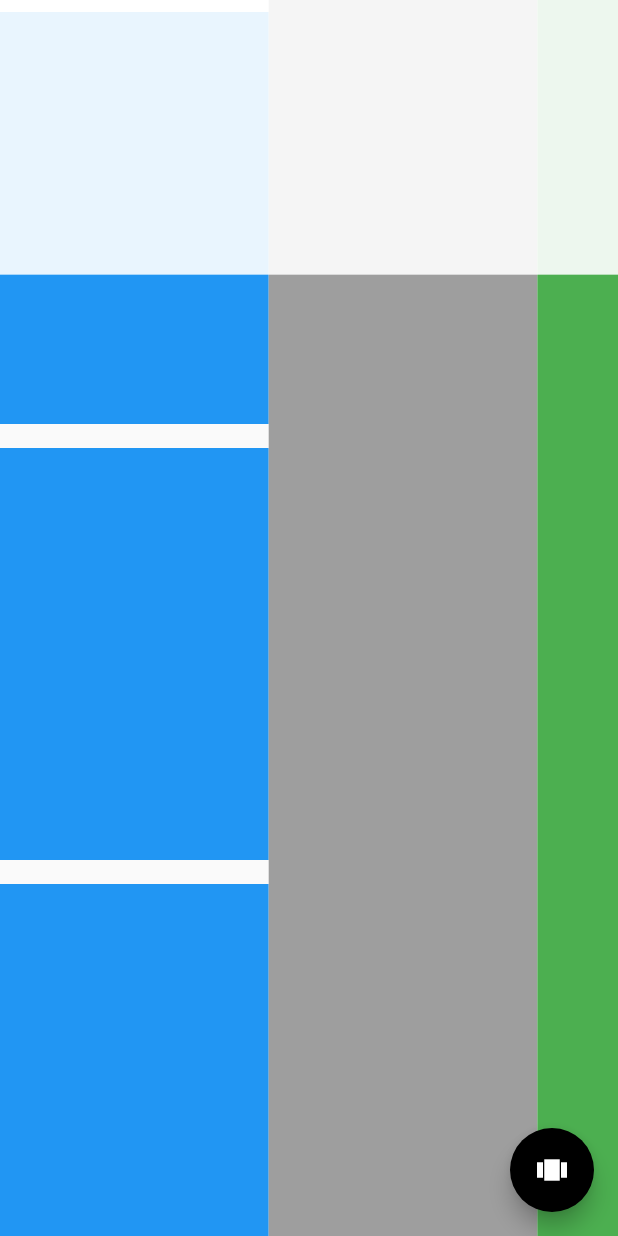
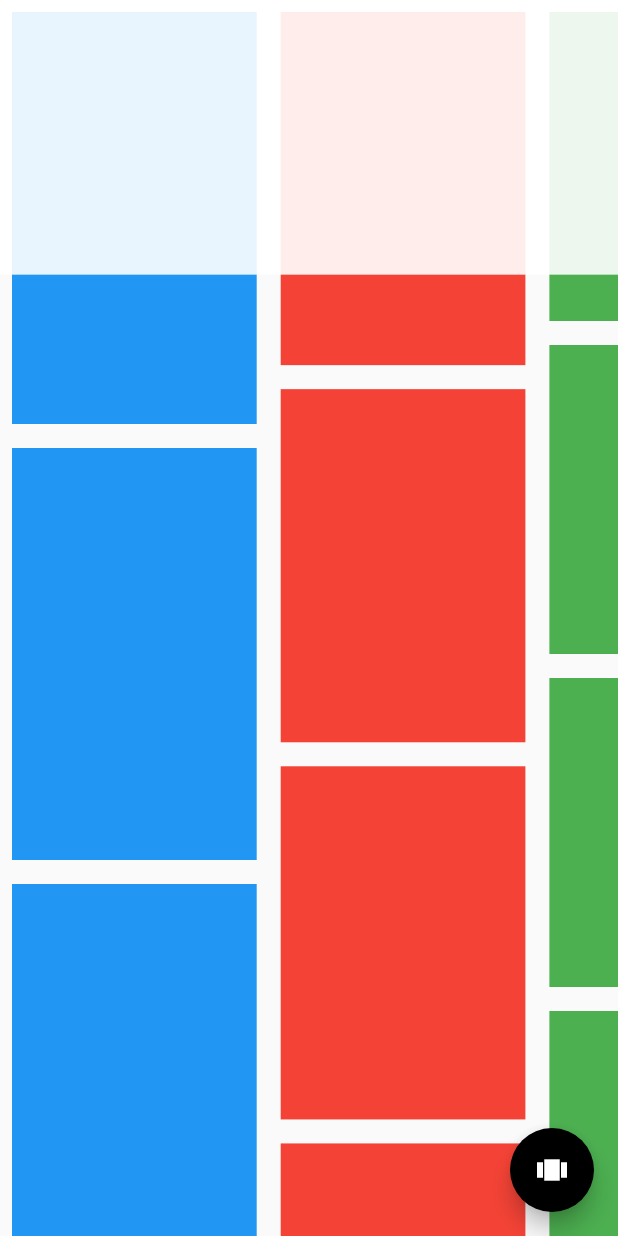
Before and after one commit to JAICHANGPARK/flutter_notebook_the_third_story, a Flutter app: the screen it shows after launch, on a phone screen of 412 x 824 dp. Run offline on Flutter 3.47's test engine with Material 2 defaults, Android fonts, the phone set to English and light mode, and no system bars; our stand-ins replace badges, dotted_border, fl_chart, google_fonts, page_transition, percent_indicator.

Commit message:
Update main_page.dart

```diff
--- a/lib/news_feed/main_page.dart
+++ b/lib/news_feed/main_page.dart
@@ -38,7 +38,7 @@ class _MainPageState extends State<MainPage> {
                   child: ListView(
                     children: List.generate(10, (index){
                       return Container(
-                        margin: EdgeInsets.symmetric(vertical: 8),
+                        margin: EdgeInsets.symmetric(vertical: 8, horizontal: 8),
                         height: MediaQuery.of(context).size.height / 3,
                         decoration: BoxDecoration(
                           color: Colors.blue
@@ -50,13 +50,48 @@ class _MainPageState extends State<MainPage> {
                 Container(
                   height: MediaQuery.of(context).size.height,
                   width: MediaQuery.of(context).size.width /2.3,
-                  color: Colors.grey,
+                  child: ListView(
+                      children: List.generate(10, (index){
+                        return Container(
+                          margin: EdgeInsets.symmetric(vertical: 8, horizontal: 8),
+                          height: MediaQuery.of(context).size.height / 3.5,
+                          decoration: BoxDecoration(
+                              color: Colors.red
+                          ),
+                        );
+                      }).toList()
+                  ),
                 ),
                 Container(
                   height: MediaQuery.of(context).size.height,
                   width: MediaQuery.of(context).size.width /2.3,
-                  color: Colors.green,
-                )
+                  child: ListView(
+                      children: List.generate(10, (index){
+                        return Container(
+                          margin: EdgeInsets.symmetric(vertical: 8, horizontal: 8),
+                          height: MediaQuery.of(context).size.height / 4,
+                          decoration: BoxDecoration(
+                              color: Colors.green
+                          ),
+                        );
+                      }).toList()
+                  ),
+                ),
+                Container(
+                  height: MediaQuery.of(context).size.height,
+                  width: MediaQuery.of(context).size.width /2.3,
+                  child: ListView(
+                      children: List.generate(10, (index){
+                        return Container(
+                          margin: EdgeInsets.symmetric(vertical: 8, horizontal: 8),
+                          height: MediaQuery.of(context).size.height / 4,
+                          decoration: BoxDecoration(
+                              color: Colors.yellow
+                          ),
+                        );
+                      }).toList()
+                  ),
+                ),
               ],
             ),
           ),
```
